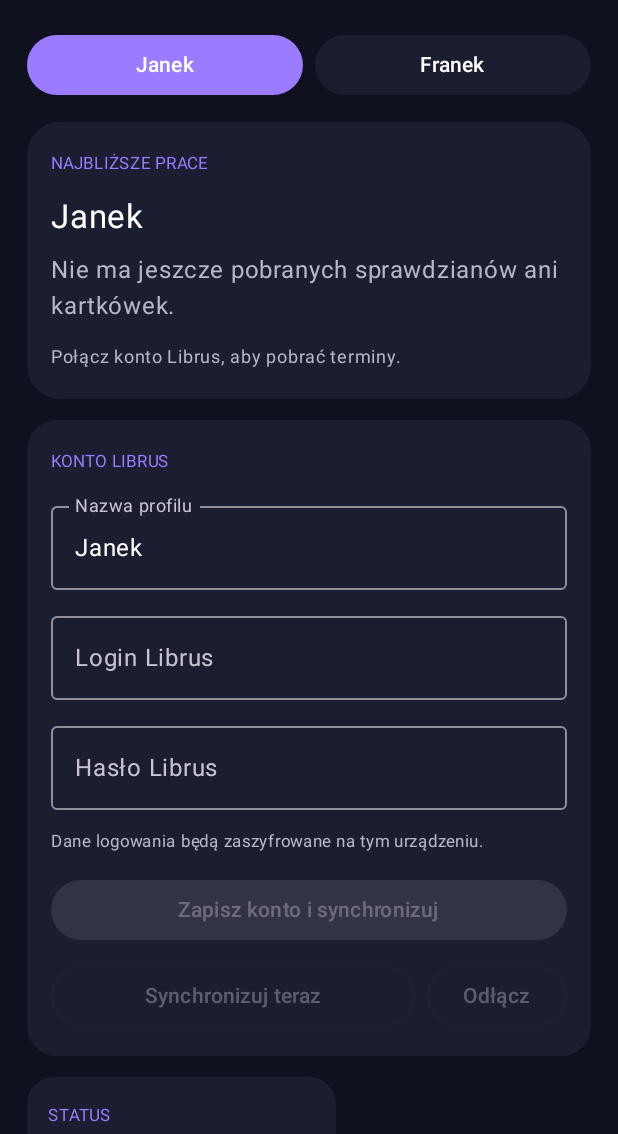
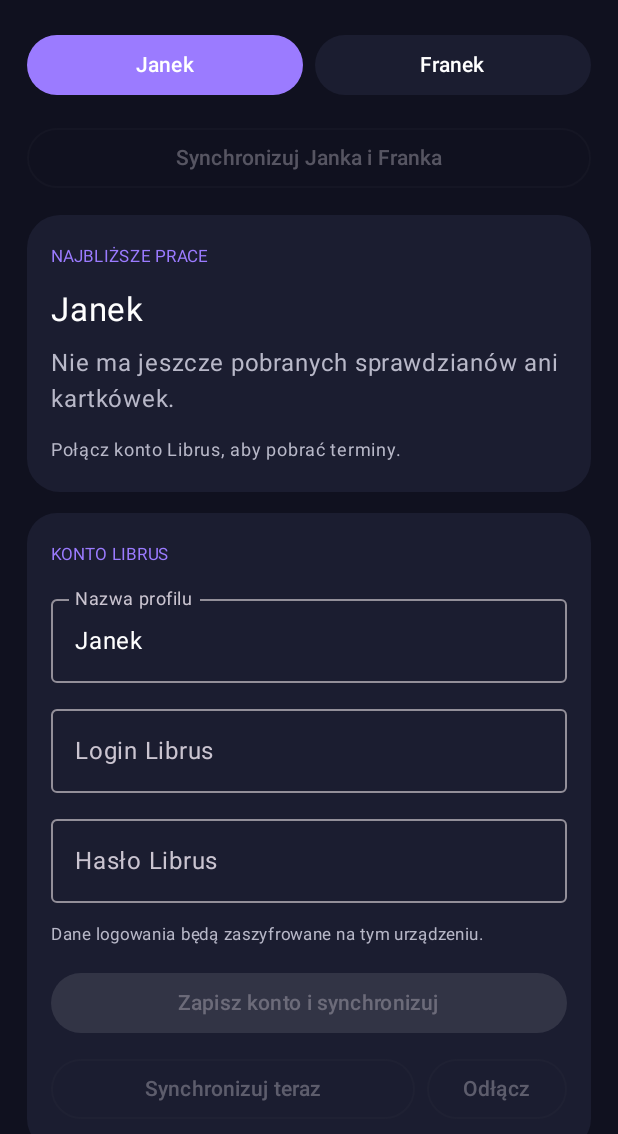
Before and after one commit to janczesko12/LibrusSync, an Android app built with Jetpack Compose: the screen it shows after launch (MainActivity), on a phone screen of 412 x 824 dp, the part 102-1236 px from its top. Run offline under Robolectric (Android 15) with nearby library versions, the phone set to English and light mode, and no system bars; 1 statement that could not run was skipped.

Commit message:
feat(android): add dual-account sync controls and app refresh

```diff
--- a/android/app/src/main/java/pl/novydev/librussync/MainActivity.kt
+++ b/android/app/src/main/java/pl/novydev/librussync/MainActivity.kt
@@ -24,6 +24,7 @@ import androidx.compose.ui.unit.sp
 import androidx.core.content.ContextCompat
 import kotlinx.coroutines.Dispatchers
 import kotlinx.coroutines.launch
+import kotlinx.coroutines.delay
 import kotlinx.coroutines.withContext
 import java.text.SimpleDateFormat
 import java.util.Date
@@ -46,7 +47,8 @@ class MainActivity : ComponentActivity() {
 private fun LibrusSyncApp(context: Context) {
     val scope = rememberCoroutineScope()
     val prefs = remember { context.getSharedPreferences("librussync", Context.MODE_PRIVATE) }
-    var profile by remember { mutableStateOf(prefs.getString("active_profile", "janek") ?: "janek") }
+    val storedProfile = prefs.getString("active_profile", "janek") ?: "janek"
+    var profile by remember { mutableStateOf(if (storedProfile.equals("Franek", true)) "franek" else "janek") }
     var name by remember { mutableStateOf(AgendaStore.profileName(context, profile)) }
     var login by remember { mutableStateOf(AgendaStore.login(context, profile).orEmpty()) }
     var password by remember { mutableStateOf("") }
@@ -57,6 +59,7 @@ private fun LibrusSyncApp(context: Context) {
 
     val permissionLauncher = rememberLauncherForActivityResult(ActivityResultContracts.RequestPermission()) { }
     LaunchedEffect(Unit) {
+        prefs.edit().putString("active_profile", profile).apply()
         SyncScheduler.schedulePeriodic(context)
         if (Build.VERSION.SDK_INT >= 33 && ContextCompat.checkSelfPermission(context, Manifest.permission.POST_NOTIFICATIONS) != PackageManager.PERMISSION_GRANTED) {
             permissionLauncher.launch(Manifest.permission.POST_NOTIFICATIONS)
@@ -70,8 +73,13 @@ private fun LibrusSyncApp(context: Context) {
         login = AgendaStore.login(context, profile).orEmpty()
         password = ""
         events = AgendaStore.allEvents(context, profile)
-        status = AgendaStore.lastError(context, profile) ?: if (AgendaStore.isConnected(context, profile)) "Konto zapisane • gotowe do synchronizacji" else "Połącz konto Librus Synergia"
+        status = AgendaStore.lastError(context, profile)?.takeIf { it.isNotBlank() }
+            ?: if (AgendaStore.isConnected(context, profile)) "Konto zapisane • gotowe do synchronizacji" else "Połącz konto Librus Synergia"
         UpcomingWidget.refresh(context)
+        while (true) {
+            delay(30_000)
+            events = AgendaStore.allEvents(context, profile)
+        }
     }
 
     MaterialTheme(colorScheme = darkColorScheme(
@@ -97,6 +105,23 @@ private fun LibrusSyncApp(context: Context) {
                     ProfileButton("Janek", profile == "janek", Modifier.weight(1f)) { switchProfile("janek", prefs) { profile = it } }
                     ProfileButton("Franek", profile == "franek", Modifier.weight(1f)) { switchProfile("franek", prefs) { profile = it } }
                 }
+                OutlinedButton(
+                    enabled = !busy && (AgendaStore.isConnected(context, "janek") || AgendaStore.isConnected(context, "franek")),
+                    modifier = Modifier.fillMaxWidth(),
+                    onClick = {
+                        scope.launch {
+                            busy = true
+                            status = "Synchronizuję oba konta…"
+                            try {
+                                val success = withContext(Dispatchers.IO) { SyncEngine.syncAll(context) }
+                                events = AgendaStore.allEvents(context, profile)
+                                status = if (success) "Zakończono synchronizację obu kont." else "Nie udało się zsynchronizować żadnego konta. Sprawdź dane logowania."
+                            } catch (error: Exception) {
+                                status = error.message ?: "Wystąpił błąd synchronizacji."
+                            } finally { busy = false }
+                        }
+                    }
+                ) { Text("Synchronizuj Janka i Franka") }
 
                 Card(colors = CardDefaults.cardColors(containerColor = Panel), shape = RoundedCornerShape(22.dp)) {
                     Column(Modifier.padding(16.dp), verticalArrangement = Arrangement.spacedBy(10.dp)) {
@@ -149,6 +174,9 @@ private fun LibrusSyncApp(context: Context) {
                                         val result = withContext(Dispatchers.IO) { SyncEngine.syncProfile(context, profile) }
                                         status = result.message
                                         events = AgendaStore.allEvents(context, profile)
+                                        SyncScheduler.schedulePeriodic(context)
+                                    } catch (error: Exception) {
+                                        status = error.message ?: "Nie udało się bezpiecznie zapisać danych konta."
                                     } finally { busy = false }
                                 }
                             }
@@ -161,10 +189,13 @@ private fun LibrusSyncApp(context: Context) {
                                     scope.launch {
                                         busy = true
                                         status = "Synchronizuję…"
-                                        val result = withContext(Dispatchers.IO) { SyncEngine.syncProfile(context, profile) }
-                                        status = result.message
-                                        events = AgendaStore.allEvents(context, profile)
-                                        busy = false
+                                        try {
+                                            val result = withContext(Dispatchers.IO) { SyncEngine.syncProfile(context, profile) }
+                                            status = result.message
+                                            events = AgendaStore.allEvents(context, profile)
+                                        } catch (error: Exception) {
+                                            status = error.message ?: "Błąd synchronizacji."
+                                        } finally { busy = false }
                                     }
                                 }
                             ) { Text("Synchronizuj teraz") }
```
